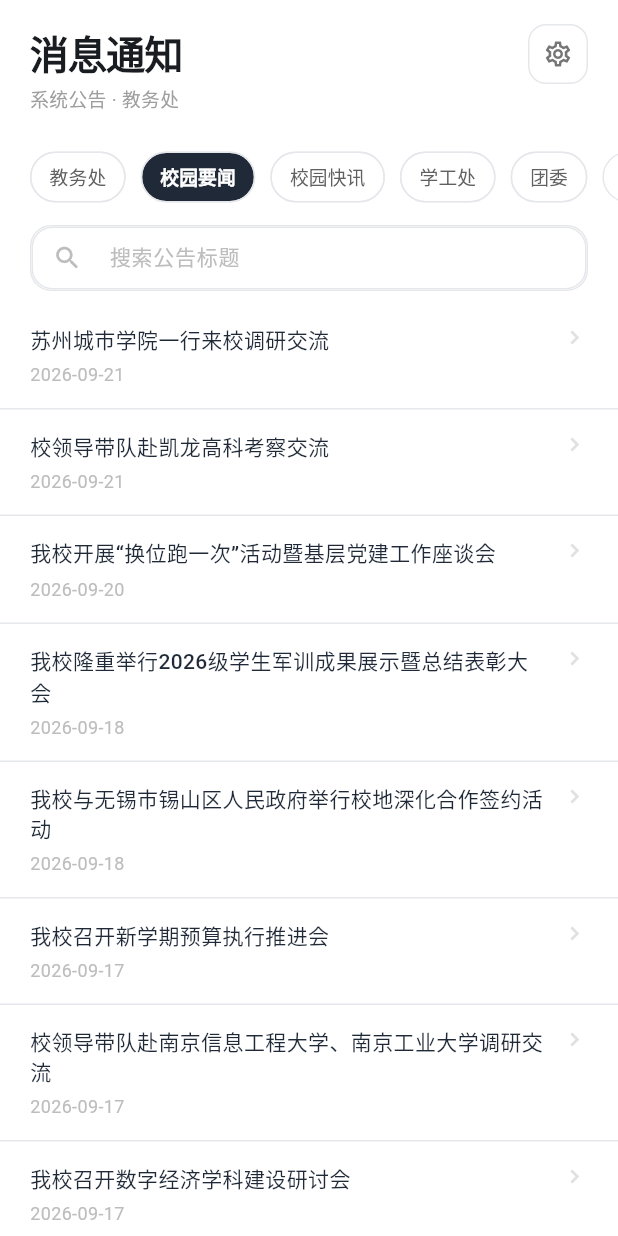
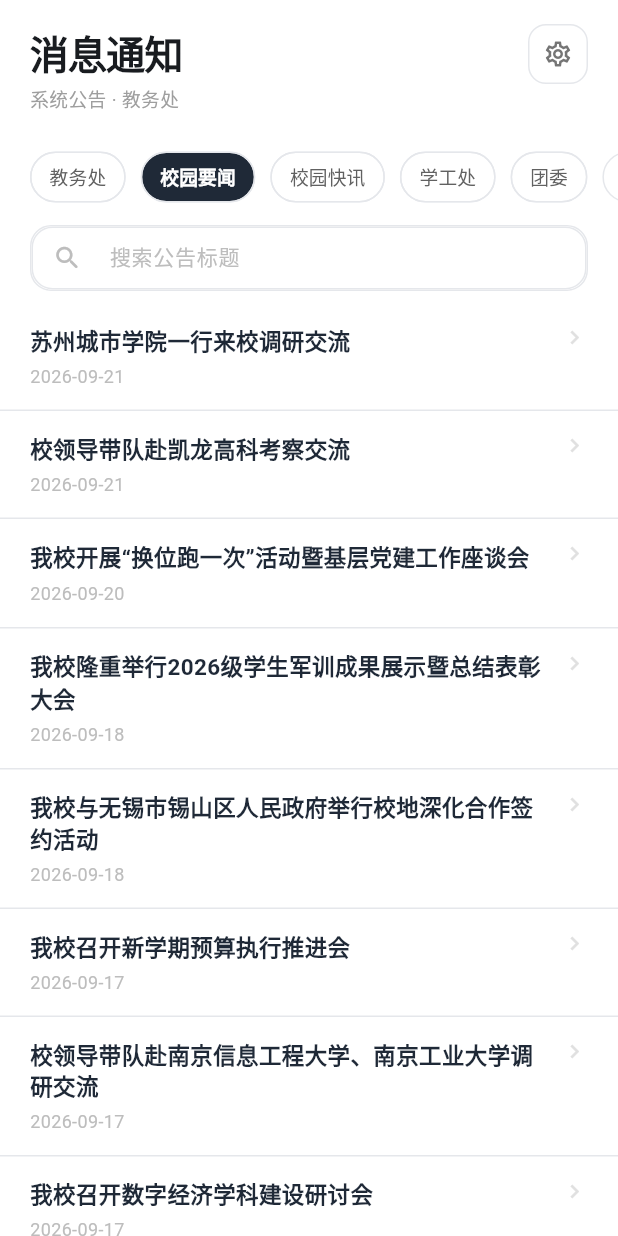
Before and after one commit to douge0906/xiyuan_pocket, a Flutter app: the NotificationPage screen opened directly, after a tap on "校园要闻", on a phone screen of 412 x 824 dp. Run offline on Flutter 3.47's test engine with Material 3 defaults, Android fonts, the phone set to English and light mode, and no system bars; our stand-ins replace clock, dio, flutter_riverpod, flutter_secure_storage, image_picker, package_info_plus and 3 more; missing offline and left inert: flutter_local_notifications_linux, flutter_local_notifications_platform_interface, flutter_local_notifications_windows, home_widget; accounts and stored records are empty; network calls fail.

Commit message:
消息列表字体对齐在线版
- 学校公告卡标题：14 -> 15（字重/行高原本已一致）
- 频道内容标题：14/w500/1.45 -> 15/w600/1.4
静态检查：0 error

```diff
--- a/lib/pages/message/message_cards.dart
+++ b/lib/pages/message/message_cards.dart
@@ -72,7 +72,8 @@ class SchoolNoticeCard extends StatelessWidget {
                       Text(
                         notice.title,
                         style: TextStyle(
-                          fontSize: 14,
+                          // v1.1.1 字体对齐在线版：15 / w600 / 行高 1.4（原来 14）
+                          fontSize: 15,
                           fontWeight: FontWeight.w600,
                           height: 1.4,
                           color: context.textPrimary,
--- a/lib/pages/notification_page.dart
+++ b/lib/pages/notification_page.dart
@@ -558,9 +558,10 @@ class _NotificationPageState extends State<NotificationPage>
                           maxLines: 2,
                           overflow: TextOverflow.ellipsis,
                           style: TextStyle(
-                            fontSize: 14,
-                            height: 1.45,
-                            fontWeight: FontWeight.w500,
+                            // v1.1.1 字体对齐在线版：15 / w600 / 行高 1.4（原来 14/w500/1.45）
+                            fontSize: 15,
+                            height: 1.4,
+                            fontWeight: FontWeight.w600,
                             color: context.textPrimary,
                           ),
                         ),
```
